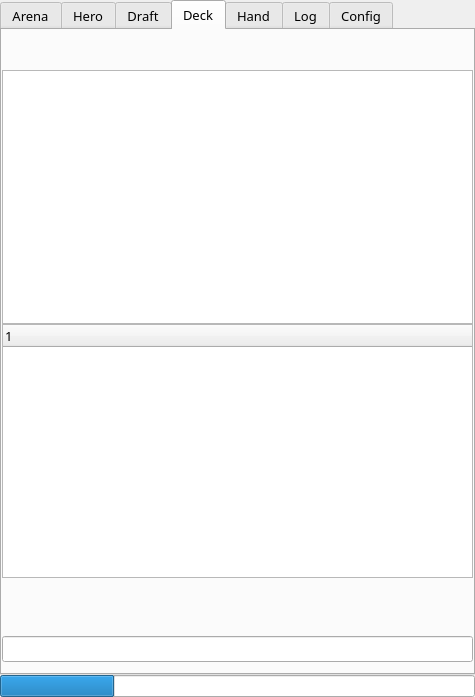
supertriodo/Arena-Tracker, file mainwindow.ui: the form before one commit.
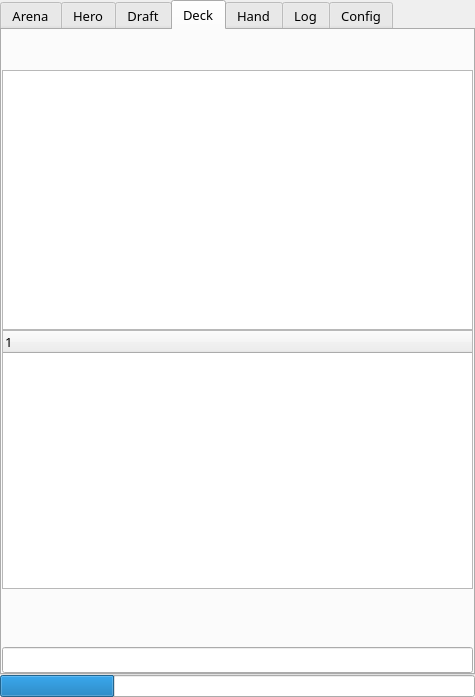
The form after the commit. The open tabs and pages were chosen to show the change. Icons and pictures are not drawn. Custom widgets are drawn as their Qt base class.

Commit message: Add fadeInWidget/fadeOutWidget Exit arena for deck when reseting hearthstone. Remove bottom margin from deck tab.

What changed in the file:
```diff
--- a/mainwindow.ui
+++ b/mainwindow.ui
@@ -973,6 +973,9 @@
           <property name="rightMargin">
            <number>0</number>
           </property>
+          <property name="bottomMargin">
+           <number>0</number>
+          </property>
           <item>
            <widget class="MoveListWidget" name="deckListWidget"/>
           </item>
```
Left out of the diff: 3 changed lines with no effect on the pictures. The commit also changes 5 other files.
